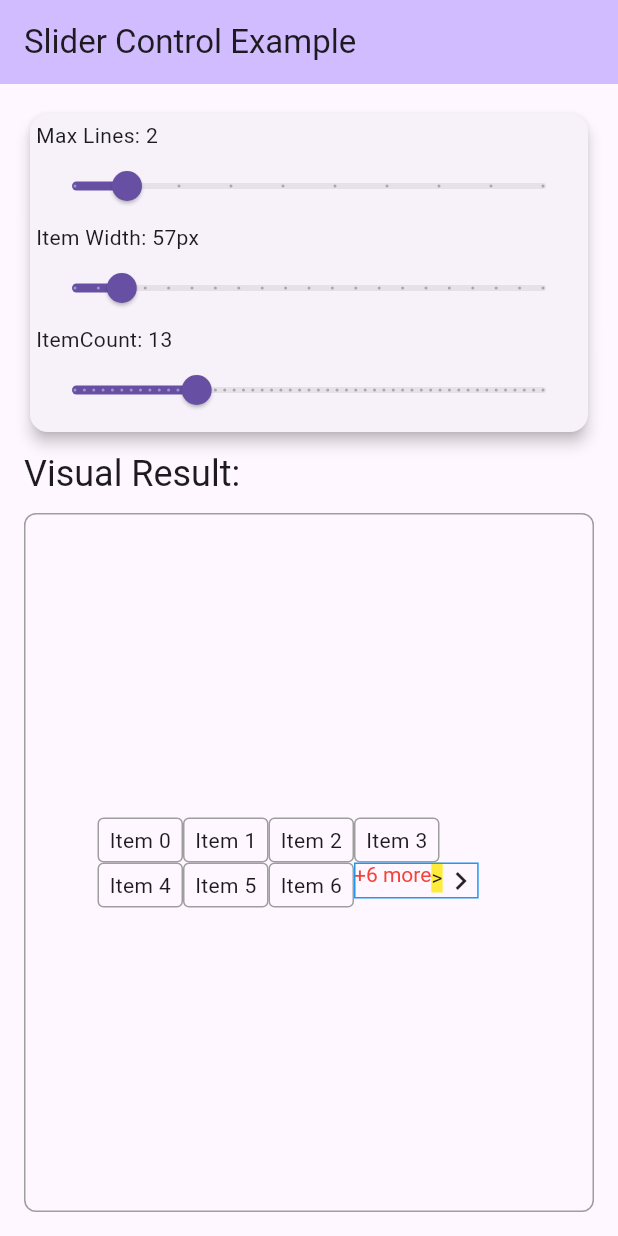
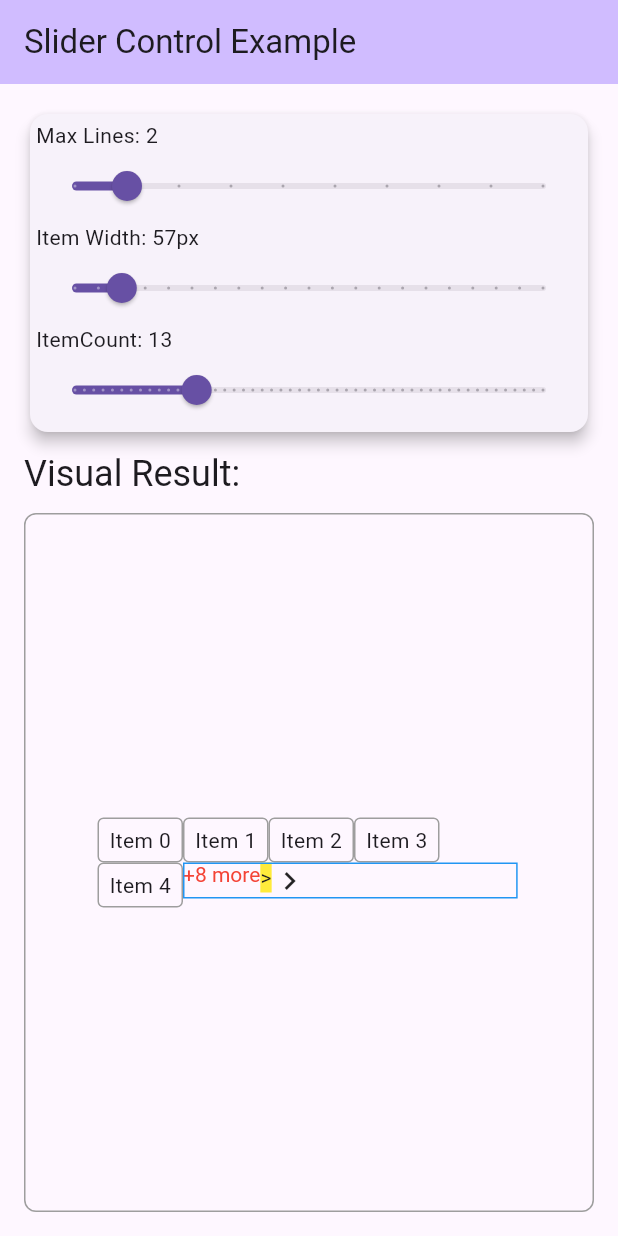
Before and after one commit to Max-Size/more_than_wrap, a Flutter app: the screen it shows after launch, on a phone screen of 412 x 824 dp. Run offline on Flutter 3.47's test engine with Material 3 defaults, Android fonts, the light colour scheme and no system bars.

Commit message:
added an additional func to calculate amount of items needed to be hided if overflow indicator doesnt fit

```diff
--- a/example/lib/main.dart
+++ b/example/lib/main.dart
@@ -162,9 +162,10 @@ class _SliderControlWidgetState extends State<SliderControlWidget> {
           ),
         ],
         style: OverflowBuilderStyle(
-            border: Border.all(color: Colors.blue),
-            // padding: const EdgeInsets.symmetric(horizontal: 20, vertical: 20),
-            color: Colors.amber.withAlpha(0)),
+          border: Border.all(color: Colors.blue),
+          padding: const EdgeInsets.only(right: 140),
+          color: Colors.amber.withAlpha(0),
+        ),
       ),
       children: List.generate(
         itemCount,
--- a/lib/src/render_box/render_box.dart
+++ b/lib/src/render_box/render_box.dart
@@ -98,7 +98,7 @@ abstract class ExtendedRenderWrap<T> extends RenderBox
     isHideLastItemIfOverflowed = false;
     markNeedsLayout();
     hasOverflow = false;
-
+    visibleRenderBoxes.clear();
     // calculatedOverflow = false;
   }
 
@@ -129,6 +129,8 @@ abstract class ExtendedRenderWrap<T> extends RenderBox
   RenderBox? lastRenderedChild;
 
   RenderBox? lastLayoutedChild;
+
+  List<RenderBox?> visibleRenderBoxes = [];
 
   @override
   BoxConstraints get constraints =>
@@ -198,6 +200,7 @@ abstract class ExtendedRenderWrap<T> extends RenderBox
 
       /// Layout child element and get its dimensions
       child!.layout(constraints, parentUsesSize: true);
+      visibleRenderBoxes.add(child);
       final childSize = child!.size;
 
       /// If maximum number of rows constraint was passed,
@@ -246,13 +249,35 @@ abstract class ExtendedRenderWrap<T> extends RenderBox
       child = childParentData.nextSibling;
     }
 
-    layoutOverflowIndicator(hasOverflow);
+    final overflowIndicatorSize = layoutOverflowIndicator(hasOverflow);
+    final overflowIndicatorWidth = overflowIndicatorSize.width;
+    if (dx + overflowIndicatorWidth > constraints.maxWidth) {
+      final amountOfHidedElements = _hideRenderedBoxes(overflowIndicatorWidth);
+      objectsOverflowed += amountOfHidedElements;
+      layoutOverflowIndicator(hasOverflow);
+    }
 
     final height = max(dy + maxYPerRow, this.constraints.minHeight);
     size = constraints.constrain(Size(constraints.maxWidth, height));
   }
 
-  void layoutOverflowIndicator(bool hasOverflow);
+  int _hideRenderedBoxes(double overflowIndicatorWidth) {
+    int amount = 0;
+    for (final renderedBox in visibleRenderBoxes.reversed) {
+      if (renderedBox != null && renderedBox.size.width > 0) {
+        if (dx + overflowIndicatorWidth > constraints.maxWidth) {
+          amount++;
+          dx -= renderedBox.size.width + spacing;
+          renderedBox.layout(shrinkedConstraints, parentUsesSize: true);
+        } else {
+          break;
+        }
+      }
+    }
+    return amount;
+  }
+
+  Size layoutOverflowIndicator(bool hasOverflow);
 
   /// Add [RenderBox]'s ability to handle taps
   @override
--- a/lib/src/render_box/styler.dart
+++ b/lib/src/render_box/styler.dart
@@ -77,35 +77,35 @@ class ExtendedRenderWrapWidgetStyler extends ExtendedRenderWrap<String> {
   }
 
   @override
-  void layoutOverflowIndicator(bool hasOverflow) {
+  Size layoutOverflowIndicator(bool hasOverflow) {
     if (!hasOverflow) {
       _overflowIndicator = null;
     }
     final overflowBuilder = _overflowBuilder;
     if (!hasOverflow || overflowBuilder == null) {
       _passAllOverflowWidgets();
-      return;
+      return Size.zero;
     }
     final drawResult = _drawOverflowIndicator(
       objectsOverflowed,
       overflowBuilder,
     );
     _overflowIndicator = drawResult;
-    final overflowIndicatorWidth = drawResult.size.width;
-    if (dx + overflowIndicatorWidth > constraints.maxWidth) {
-      dx -= lastRenderedChild!.size.width + spacing;
-      lastRenderedChild?.layout(
-        ExtendedRenderWrap.shrinkedConstraints,
-        parentUsesSize: true,
-      );
-      final newObjectsOverflowAmount = objectsOverflowed + 1;
-      final drawResult = _drawOverflowIndicator(
-        newObjectsOverflowAmount,
-        overflowBuilder,
-      );
-      _overflowIndicator = drawResult;
-    }
-    // picture.
+    // final overflowIndicatorWidth = drawResult.size.width;
+    // if (dx + overflowIndicatorWidth > constraints.maxWidth) {
+    //   dx -= lastRenderedChild!.size.width + spacing;
+    //   lastRenderedChild?.layout(
+    //     ExtendedRenderWrap.shrinkedConstraints,
+    //     parentUsesSize: true,
+    //   );
+    //   final newObjectsOverflowAmount = objectsOverflowed + 1;
+    //   final drawResult = _drawOverflowIndicator(
+    //     newObjectsOverflowAmount,
+    //     overflowBuilder,
+    //   );
+    //   _overflowIndicator = drawResult;
+    // }
+    return drawResult.size;
   }
 
   void _passAllOverflowWidgets() {
@@ -113,9 +113,7 @@ class ExtendedRenderWrapWidgetStyler extends ExtendedRenderWrap<String> {
     curRenderBox =
         (curRenderBox?.parentData as LimitWrapParentData?)?.nextSibling;
     while (curRenderBox != null) {
-      curRenderBox.layout(
-        ExtendedRenderWrap.shrinkedConstraints,
-      );
+      curRenderBox.layout(ExtendedRenderWrap.shrinkedConstraints);
       curRenderBox =
           (curRenderBox.parentData as LimitWrapParentData?)?.nextSibling;
     }
@@ -135,8 +133,8 @@ class ExtendedRenderWrapWidgetStyler extends ExtendedRenderWrap<String> {
             ..text = TextSpan(text: overflowText, style: textBuilder.textStyle)
             ..layout(
               maxWidth:
-                  constraints.maxWidth -
-                  (_overflowBuilder?.style.padding.horizontal ?? 0),
+                  max(0, constraints.maxWidth -
+                  (_overflowBuilder?.style.padding.horizontal ?? 0)),
             );
       final textSize = overflowTextPainter.size;
       overflowTextPainter.paint(canvas, offset);
```
